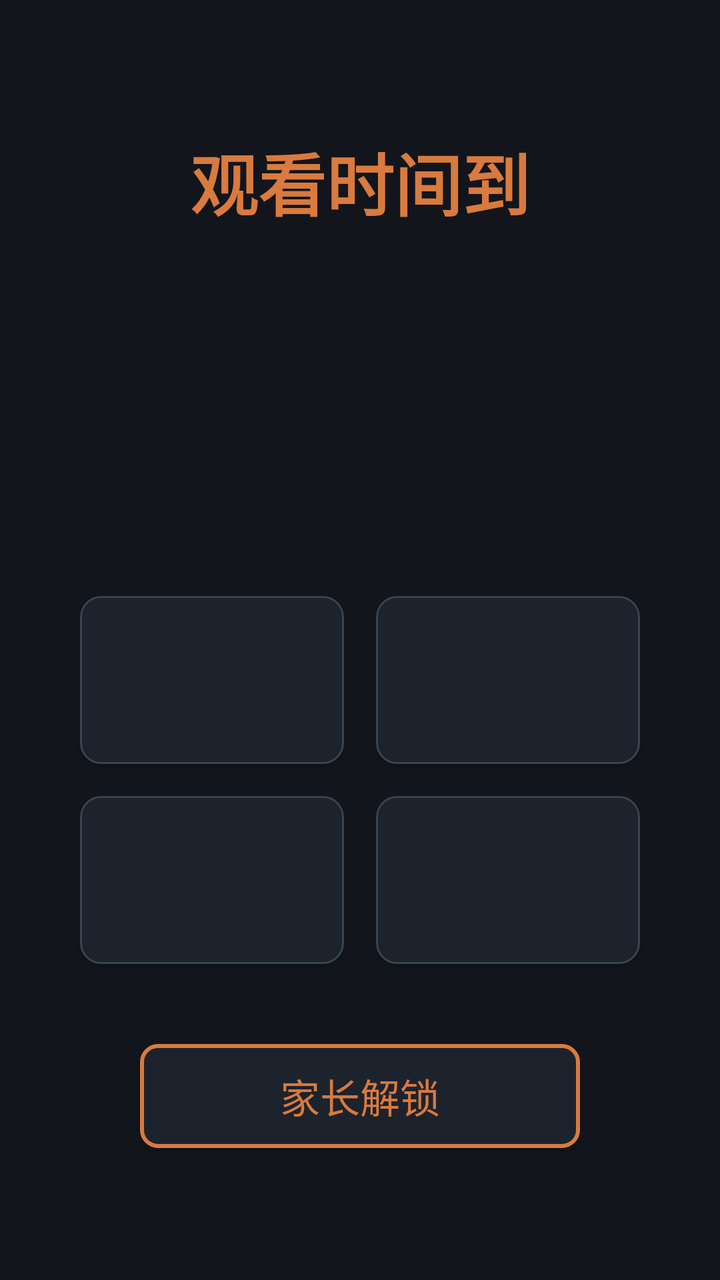
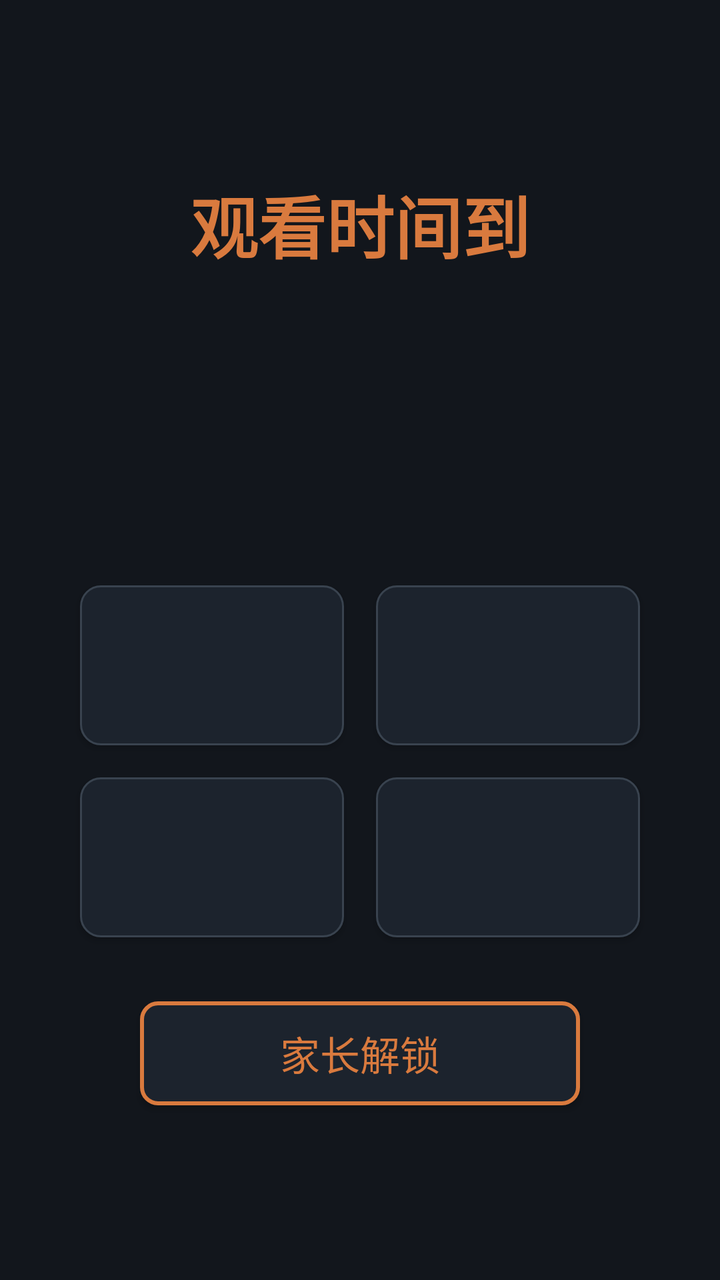

Before-and-after screenshots of an Android layout around one commit, followed by the original layout XML and the change that was made.
<!-- AndroidManifest.xml: activity theme Theme.QuizGate.Lock -->
<!-- res/layout/activity_lock.xml -->
<?xml version="1.0" encoding="utf-8"?>
<LinearLayout xmlns:android="http://schemas.android.com/apk/res/android"
    xmlns:tools="http://schemas.android.com/tools"
    android:layout_width="match_parent"
    android:layout_height="match_parent"
    android:background="@color/bg"
    android:gravity="center"
    android:orientation="vertical"
    android:padding="32dp">

    <TextView
        android:id="@+id/tv_lock_title"
        android:layout_width="wrap_content"
        android:layout_height="wrap_content"
        android:text="观看时间到"
        android:textColor="@color/accent"
        android:textSize="34sp"
        android:textStyle="bold" />

    <TextView
        android:id="@+id/tv_lock_progress"
        android:layout_width="wrap_content"
        android:layout_height="wrap_content"
        android:layout_marginTop="6dp"
        android:textColor="@color/text_secondary"
        android:textSize="20sp" />

    <TextView
        android:id="@+id/tv_lock_prompt"
        android:layout_width="match_parent"
        android:layout_height="wrap_content"
        android:layout_marginTop="28dp"
        android:layout_marginBottom="28dp"
        android:gravity="center"
        android:textColor="@color/text"
        android:textSize="64sp"
        android:textStyle="bold" />

    <TextView
        android:id="@+id/tv_lock_empty"
        android:layout_width="match_parent"
        android:layout_height="wrap_content"
        android:layout_marginTop="28dp"
        android:layout_marginBottom="28dp"
        android:gravity="center"
        android:text="题库为空，请家长在设置页导入题库（U 盘 QuizGate/banks/）后重试"
        android:textColor="@color/wrong"
        android:textSize="22sp"
        android:visibility="gone" />

    <GridLayout
        android:layout_width="match_parent"
        android:layout_height="wrap_content"
        android:columnCount="2"
        android:rowCount="2">

        <Button
            android:id="@+id/btn_opt0"
            tools:runtimeText="true"
            android:layout_width="0dp"
            android:layout_height="84dp"
            android:layout_columnWeight="1"
            android:layout_margin="8dp"
            android:background="@drawable/bg_option"
            android:textColor="@color/text"
            android:textSize="26sp" />

        <Button
            android:id="@+id/btn_opt1"
            tools:runtimeText="true"
            android:layout_width="0dp"
            android:layout_height="84dp"
            android:layout_columnWeight="1"
            android:layout_margin="8dp"
            android:background="@drawable/bg_option"
            android:textColor="@color/text"
            android:textSize="26sp" />

        <Button
            android:id="@+id/btn_opt2"
            tools:runtimeText="true"
            android:layout_width="0dp"
            android:layout_height="84dp"
            android:layout_columnWeight="1"
            android:layout_margin="8dp"
            android:background="@drawable/bg_option"
            android:textColor="@color/text"
            android:textSize="26sp" />

        <Button
            android:id="@+id/btn_opt3"
            tools:runtimeText="true"
            android:layout_width="0dp"
            android:layout_height="84dp"
            android:layout_columnWeight="1"
            android:layout_margin="8dp"
            android:background="@drawable/bg_option"
            android:textColor="@color/text"
            android:textSize="26sp" />
    </GridLayout>

    <Button
        android:id="@+id/btn_parent_unlock"
        android:layout_width="wrap_content"
        android:layout_height="52dp"
        android:layout_marginTop="32dp"
        android:background="@drawable/bg_button_secondary"
        android:minWidth="220dp"
        android:text="家长解锁"
        android:textColor="@color/accent"
        android:textSize="20sp" />
</LinearLayout>
<!-- resources referenced by this layout -->
<resources>
  <color name="accent">#D97A3E</color>
  <color name="bg">#12161C</color>
  <color name="text">#F5EDE4</color>
  <color name="text_secondary">#9AA4B0</color>
  <color name="wrong">#B34431</color>
  <!-- drawable bg_button_secondary (drawable) -->
  <?xml version="1.0" encoding="utf-8"?>
  <selector xmlns:android="http://schemas.android.com/apk/res/android">
      <item android:state_pressed="true">
          <shape android:shape="rectangle">
              <solid android:color="@color/card_pressed" />
              <stroke android:width="3dp" android:color="@color/accent" />
              <corners android:radius="8dp" />
          </shape>
      </item>
      <item android:state_focused="true">
          <shape android:shape="rectangle">
              <solid android:color="@color/card_pressed" />
              <stroke android:width="3dp" android:color="@color/accent" />
              <corners android:radius="8dp" />
          </shape>
      </item>
      <item>
          <shape android:shape="rectangle">
              <solid android:color="@color/card" />
              <stroke android:width="2dp" android:color="@color/accent" />
              <corners android:radius="8dp" />
          </shape>
      </item>
  </selector>
  <!-- drawable bg_option (drawable) -->
  <?xml version="1.0" encoding="utf-8"?>
  <selector xmlns:android="http://schemas.android.com/apk/res/android">
      <item android:state_pressed="true">
          <shape android:shape="rectangle">
              <solid android:color="@color/card_pressed" />
              <stroke android:width="2dp" android:color="@color/accent" />
              <corners android:radius="10dp" />
          </shape>
      </item>
      <item android:state_focused="true">
          <shape android:shape="rectangle">
              <solid android:color="@color/card" />
              <stroke android:width="3dp" android:color="@color/accent" />
              <corners android:radius="10dp" />
          </shape>
      </item>
      <item>
          <shape android:shape="rectangle">
              <solid android:color="@color/card" />
              <stroke android:width="1dp" android:color="@color/stroke" />
              <corners android:radius="10dp" />
          </shape>
      </item>
  </selector>
  <style name="Theme.QuizGate.Lock" parent="android:Theme.Material.NoActionBar">
          <item name="android:windowFullscreen">true</item>
          <item name="android:colorBackground">@color/bg</item>
          <item name="android:windowBackground">@color/bg</item>
      </style>
  <color name="card_pressed">#2A3442</color>
  <color name="card">#1C232D</color>
  <color name="stroke">#39434F</color>
</resources>

<!-- the commit's change to res/layout/activity_lock.xml (unified diff, before → after) -->
@@ -1,112 +1,119 @@
 <?xml version="1.0" encoding="utf-8"?>
-<LinearLayout xmlns:android="http://schemas.android.com/apk/res/android"
+<ScrollView xmlns:android="http://schemas.android.com/apk/res/android"
     xmlns:tools="http://schemas.android.com/tools"
     android:layout_width="match_parent"
     android:layout_height="match_parent"
     android:background="@color/bg"
-    android:gravity="center"
-    android:orientation="vertical"
-    android:padding="32dp">
+    android:fillViewport="true">
 
-    <TextView
-        android:id="@+id/tv_lock_title"
-        android:layout_width="wrap_content"
-        android:layout_height="wrap_content"
-        android:text="观看时间到"
-        android:textColor="@color/accent"
-        android:textSize="34sp"
-        android:textStyle="bold" />
-
-    <TextView
-        android:id="@+id/tv_lock_progress"
-        android:layout_width="wrap_content"
-        android:layout_height="wrap_content"
-        android:layout_marginTop="6dp"
-        android:textColor="@color/text_secondary"
-        android:textSize="20sp" />
-
-    <TextView
-        android:id="@+id/tv_lock_prompt"
+    <LinearLayout
         android:layout_width="match_parent"
         android:layout_height="wrap_content"
-        android:layout_marginTop="28dp"
-        android:layout_marginBottom="28dp"
+        android:background="@color/bg"
         android:gravity="center"
-        android:textColor="@color/text"
-        android:textSize="64sp"
-        android:textStyle="bold" />
+        android:orientation="vertical"
+        android:padding="32dp">
 
-    <TextView
-        android:id="@+id/tv_lock_empty"
-        android:layout_width="match_parent"
-        android:layout_height="wrap_content"
-        android:layout_marginTop="28dp"
-        android:layout_marginBottom="28dp"
-        android:gravity="center"
-        android:text="题库为空，请家长在设置页导入题库（U 盘 QuizGate/banks/）后重试"
-        android:textColor="@color/wrong"
-        android:textSize="22sp"
-        android:visibility="gone" />
+        <TextView
+            android:id="@+id/tv_lock_title"
+            android:layout_width="wrap_content"
+            android:layout_height="wrap_content"
+            android:text="观看时间到"
+            android:textColor="@color/accent"
+            android:textSize="34sp"
+            android:textStyle="bold" />
 
-    <GridLayout
-        android:layout_width="match_parent"
-        android:layout_height="wrap_content"
-        android:columnCount="2"
-        android:rowCount="2">
+        <TextView
+            android:id="@+id/tv_lock_progress"
+            android:layout_width="wrap_content"
+            android:layout_height="wrap_content"
+            android:layout_marginTop="6dp"
+            android:textColor="@color/text_secondary"
+            android:textSize="20sp" />
+
+        <TextView
+            android:id="@+id/tv_lock_prompt"
+            android:layout_width="match_parent"
+            android:layout_height="wrap_content"
+            android:layout_marginTop="20dp"
+            android:layout_marginBottom="20dp"
+            android:gravity="center"
+            android:textColor="@color/text"
+            android:textSize="56sp"
+            android:textStyle="bold" />
+
+        <TextView
+            android:id="@+id/tv_lock_empty"
+            android:layout_width="match_parent"
+            android:layout_height="wrap_content"
+            android:layout_marginTop="20dp"
+            android:layout_marginBottom="20dp"
+            android:gravity="center"
+            android:text="题库为空，请家长在设置页导入题库（U 盘 QuizGate/banks/）后重试"
+            android:textColor="@color/wrong"
+            android:textSize="22sp"
+            android:visibility="gone" />
+
+        <GridLayout
+            android:layout_width="match_parent"
+            android:layout_height="wrap_content"
+            android:columnCount="2"
+            android:rowCount="2">
+
+            <Button
+                android:id="@+id/btn_opt0"
+                tools:runtimeText="true"
+                android:layout_width="0dp"
+                android:layout_height="80dp"
+                android:layout_columnWeight="1"
+                android:layout_margin="8dp"
+                android:background="@drawable/bg_option"
+                android:textColor="@color/text"
+                android:textSize="26sp" />
+
+            <Button
+                android:id="@+id/btn_opt1"
+                tools:runtimeText="true"
+                android:layout_width="0dp"
+                android:layout_height="80dp"
+                android:layout_columnWeight="1"
+                android:layout_margin="8dp"
+                android:background="@drawable/bg_option"
+                android:textColor="@color/text"
+                android:textSize="26sp" />
+
+            <Button
+                android:id="@+id/btn_opt2"
+                tools:runtimeText="true"
+                android:layout_width="0dp"
+                android:layout_height="80dp"
+                android:layout_columnWeight="1"
+                android:layout_margin="8dp"
+                android:background="@drawable/bg_option"
+                android:textColor="@color/text"
+                android:textSize="26sp" />
+
+            <Button
+                android:id="@+id/btn_opt3"
+                tools:runtimeText="true"
+                android:layout_width="0dp"
+                android:layout_height="80dp"
+                android:layout_columnWeight="1"
+                android:layout_margin="8dp"
+                android:background="@drawable/bg_option"
+                android:textColor="@color/text"
+                android:textSize="26sp" />
+        </GridLayout>
 
         <Button
-            android:id="@+id/btn_opt0"
-            tools:runtimeText="true"
-            android:layout_width="0dp"
-            android:layout_height="84dp"
-            android:layout_columnWeight="1"
-            android:layout_margin="8dp"
-            android:background="@drawable/bg_option"
-            android:textColor="@color/text"
-            android:textSize="26sp" />
-
-        <Button
-            android:id="@+id/btn_opt1"
-            tools:runtimeText="true"
-            android:layout_width="0dp"
-            android:layout_height="84dp"
-            android:layout_columnWeight="1"
-            android:layout_margin="8dp"
-            android:background="@drawable/bg_option"
-            android:textColor="@color/text"
-            android:textSize="26sp" />
-
-        <Button
-            android:id="@+id/btn_opt2"
-            tools:runtimeText="true"
-            android:layout_width="0dp"
-            android:layout_height="84dp"
-            android:layout_columnWeight="1"
-            android:layout_margin="8dp"
-            android:background="@drawable/bg_option"
-            android:textColor="@color/text"
-            android:textSize="26sp" />
-
-        <Button
-            android:id="@+id/btn_opt3"
-            tools:runtimeText="true"
-            android:layout_width="0dp"
-            android:layout_height="84dp"
-            android:layout_columnWeight="1"
-            android:layout_margin="8dp"
-            android:background="@drawable/bg_option"
-            android:textColor="@color/text"
-            android:textSize="26sp" />
-    </GridLayout>
-
-    <Button
-        android:id="@+id/btn_parent_unlock"
-        android:layout_width="wrap_content"
-        android:layout_height="52dp"
-        android:layout_marginTop="32dp"
-        android:background="@drawable/bg_button_secondary"
-        android:minWidth="220dp"
-        android:text="家长解锁"
-        android:textColor="@color/accent"
-        android:textSize="20sp" />
-</LinearLayout>
+            android:id="@+id/btn_parent_unlock"
+            android:layout_width="wrap_content"
+            android:layout_height="52dp"
+            android:layout_marginTop="24dp"
+            android:background="@drawable/bg_button_secondary"
+            android:minWidth="220dp"
+            android:text="家长解锁"
+            android:textColor="@color/accent"
+            android:textSize="20sp" />
+    </LinearLayout>
+</ScrollView>
